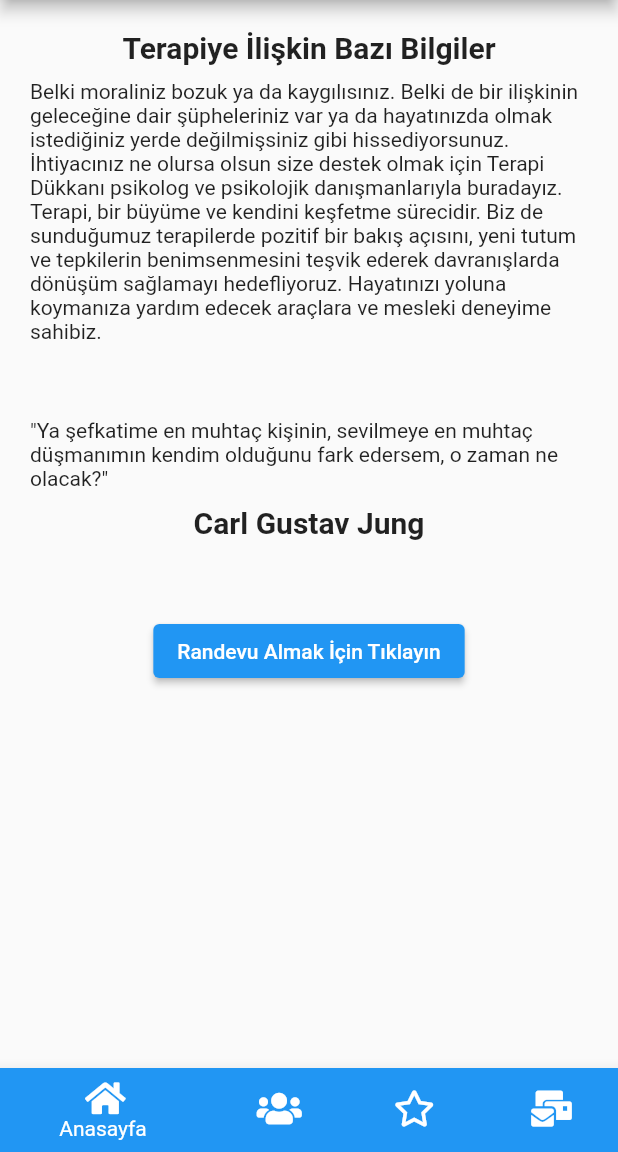
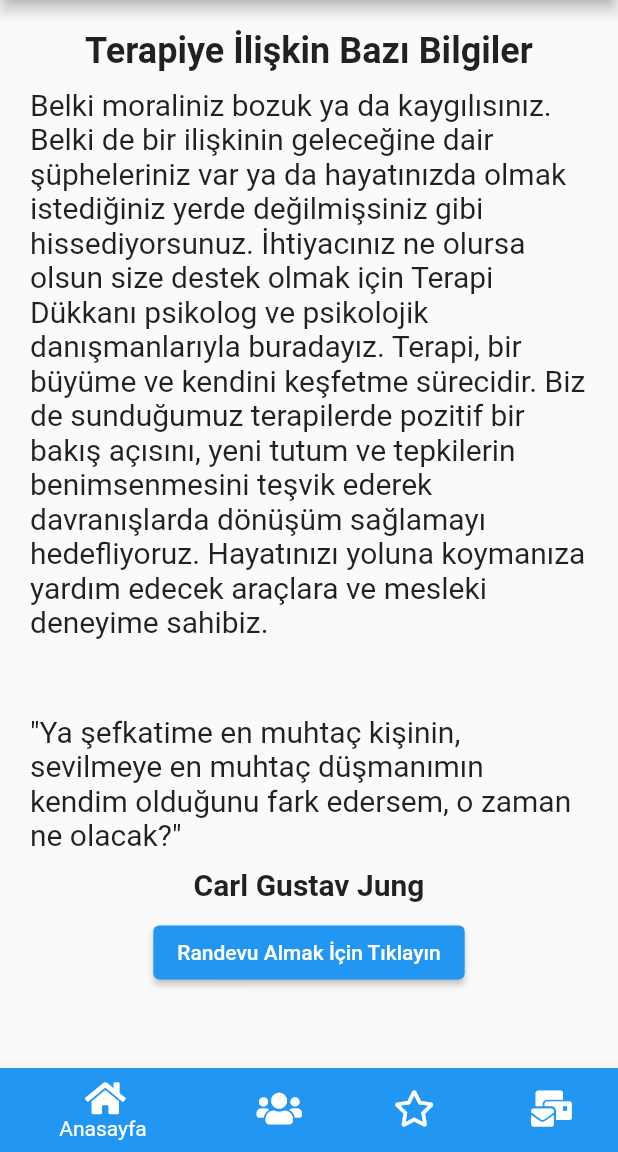
Before and after one commit to yakupbilgen/terapidukkanim, a Flutter app: the screen it shows after launch, on a phone screen of 412 x 824 dp, the part 84-1236 px from its top. Run offline on Flutter 3.47's test engine with Material 2 defaults, Android fonts, the phone set to English and light mode, and no system bars; our stand-ins replace font_awesome_flutter.

Commit message:
BottomNavigatorBar Home item edited

```diff
--- a/lib/screen/bottomappbar/home.dart
+++ b/lib/screen/bottomappbar/home.dart
@@ -20,13 +20,23 @@ class HomeScreenBottomBar extends StatelessWidget {
                 title,
                 style: TextStyle(
                   fontWeight: FontWeight.bold,
+                  fontSize: Theme.of(context).textTheme.headline5.fontSize,
+                ),
+              ),
+              SizedBox(height: 10),
+              Text(
+                subTitle,
+                style: TextStyle(
                   fontSize: Theme.of(context).textTheme.headline6.fontSize,
                 ),
               ),
-              SizedBox(height: 10),
-              Text(subTitle),
               SizedBox(height: 50),
-              Text(contentTitle),
+              Text(
+                contentTitle,
+                style: TextStyle(
+                  fontSize: Theme.of(context).textTheme.headline6.fontSize,
+                ),
+              ),
               SizedBox(height: 10),
               Text(
                 contentSubTitle,
@@ -34,7 +44,7 @@ class HomeScreenBottomBar extends StatelessWidget {
                     fontWeight: FontWeight.bold,
                     fontSize: Theme.of(context).textTheme.headline6.fontSize),
               ),
-              SizedBox(height: 50),
+              SizedBox(height: 10),
               ElevatedButton(
                   onPressed: () =>
                       Navigator.pushNamed(context, "/appointmentScreen"),
```
